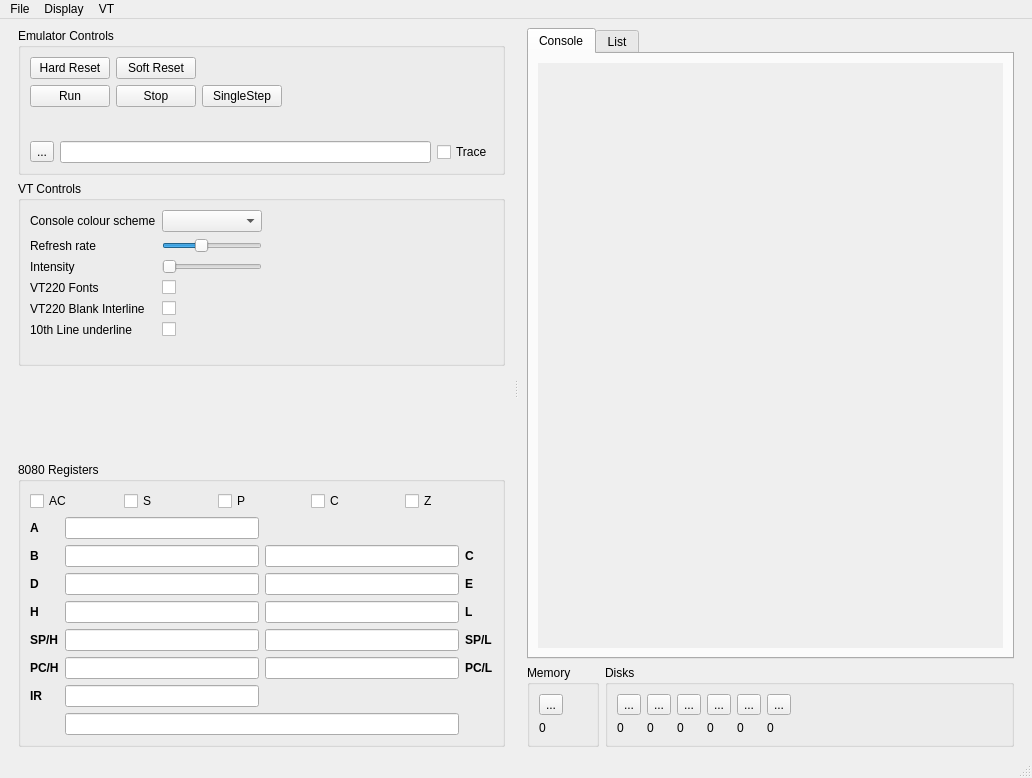
Old version of the form src/ui/cb_MainWindow.ui in the repository CamielBouchier/cbEmu8080.
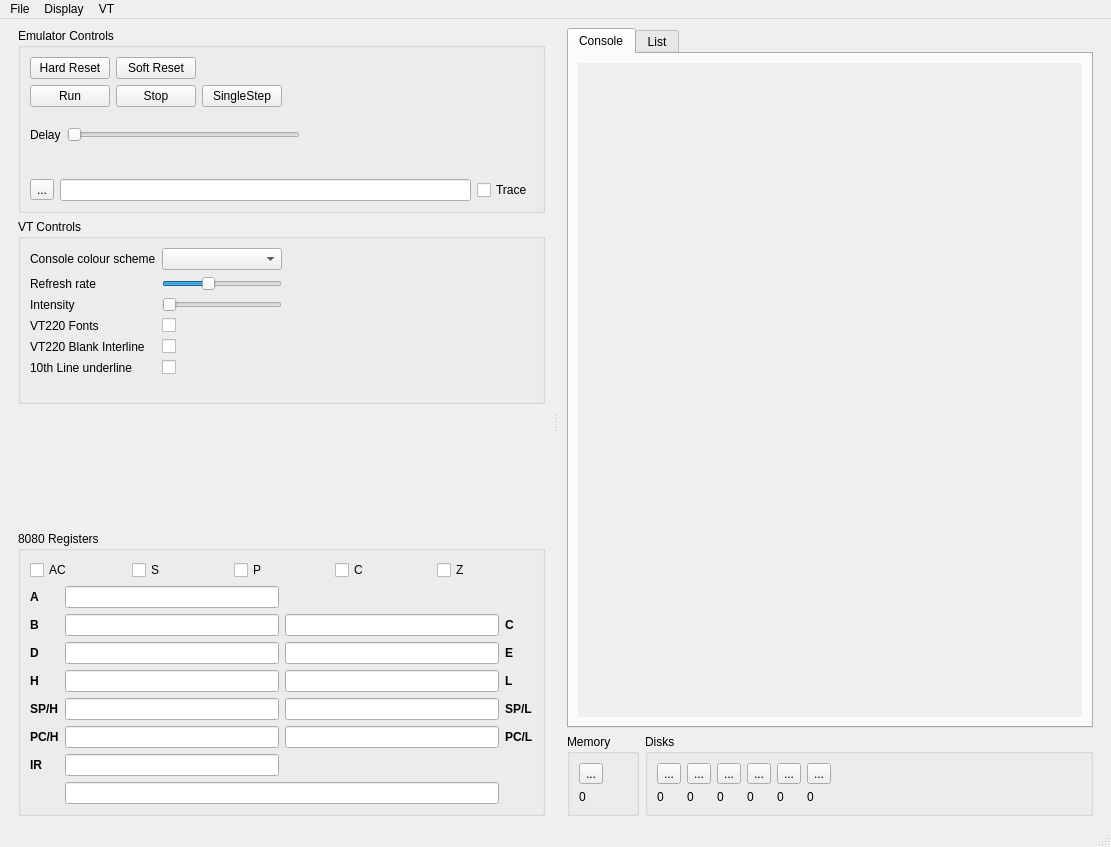
New version of the form.

Commit message: Configurable delay added.

The edit to the form file:
```diff
--- a/src/ui/cb_MainWindow.ui
+++ b/src/ui/cb_MainWindow.ui
@@ -6,8 +6,8 @@
    <rect>
     <x>0</x>
     <y>0</y>
-    <width>1032</width>
-    <height>778</height>
+    <width>1111</width>
+    <height>847</height>
    </rect>
   </property>
   <property name="windowTitle">
@@ -20,7 +20,7 @@
       <property name="orientation">
        <enum>Qt::Horizontal</enum>
       </property>
-      <widget class="QWidget" name="">
+      <widget class="QWidget" name="layoutWidget2">
        <layout class="QVBoxLayout" name="verticalLayout_8">
         <property name="leftMargin">
          <number>9</number>
@@ -90,6 +90,53 @@
              </item>
             </layout>
            </item>
+           <item>
+            <spacer name="verticalSpacer_6">
+             <property name="orientation">
+              <enum>Qt::Vertical</enum>
+             </property>
+             <property name="sizeHint" stdset="0">
+              <size>
+               <width>20</width>
+               <height>12</height>
+              </size>
+             </property>
+            </spacer>
+           </item>
+           <item>
+            <layout class="QHBoxLayout" name="horizontalLayout_2">
+             <item>
+              <widget class="QLabel" name="Delay">
+               <property name="text">
+                <string>Delay</string>
+               </property>
+              </widget>
+             </item>
+             <item>
+              <widget class="QSlider" name="slider_delay_cycles">
+               <property name="maximum">
+                <number>1000</number>
+               </property>
+               <property name="orientation">
+                <enum>Qt::Horizontal</enum>
+               </property>
+              </widget>
+             </item>
+             <item>
+              <spacer name="horizontalSpacer_6">
+               <property name="orientation">
+                <enum>Qt::Horizontal</enum>
+               </property>
+               <property name="sizeHint" stdset="0">
+                <size>
+                 <width>40</width>
+                 <height>20</height>
+                </size>
+               </property>
+              </spacer>
+             </item>
+            </layout>
+           </item>
            <item>
             <spacer name="verticalSpacer">
              <property name="orientation">
@@ -576,7 +623,7 @@
         </item>
        </layout>
       </widget>
-      <widget class="QWidget" name="">
+      <widget class="QWidget" name="layoutWidget">
        <layout class="QVBoxLayout" name="verticalLayout_13">
         <property name="leftMargin">
          <number>9</number>
@@ -613,8 +660,8 @@
                 <rect>
                  <x>0</x>
                  <y>0</y>
-                 <width>429</width>
-                 <height>590</height>
+                 <width>467</width>
+                 <height>623</height>
                 </rect>
                </property>
                <layout class="QVBoxLayout" name="verticalLayout_9">
@@ -869,8 +916,8 @@
     <rect>
      <x>0</x>
      <y>0</y>
-     <width>1032</width>
-     <height>21</height>
+     <width>1111</width>
+     <height>26</height>
     </rect>
    </property>
    <widget class="QMenu" name="MenuFile">
```
The commit also changes 5 other files.
